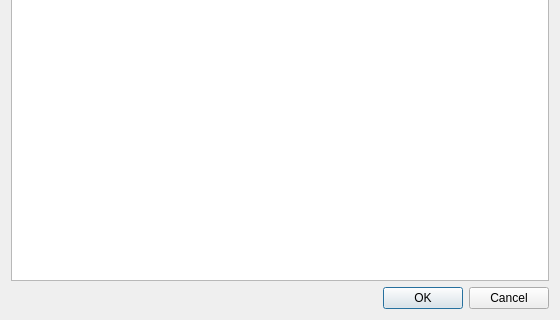
The window that editor/leavebehind.ui (malcyon/wish) describes before a commit, drawn with Qt 5; both pictures show x 0 to 560 and y 200 to 520 of the 560 by 520 pixel window.
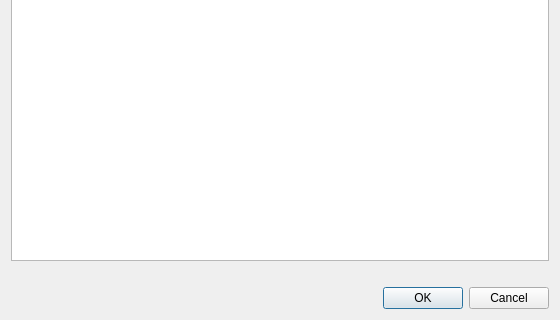
The same window after the commit.

Diff of the .ui file:
```diff
--- a/editor/leavebehind.ui
+++ b/editor/leavebehind.ui
@@ -13,7 +13,7 @@
   <property name="windowTitle">
    <string></string>
   </property>
-  <layout class="QVBoxLayout" name="outer_layout" stretch="0,0,1,0">
+  <layout class="QVBoxLayout" name="outer_layout" stretch="0,0,1,0,0">
    <item>
     <widget class="QLabel" name="heading_label">
      <property name="font">
@@ -81,6 +81,16 @@
      </column>
     </widget>
    </item>
+   <item>
+    <widget class="QLabel" name="remaining_label">
+     <property name="text">
+      <string></string>
+     </property>
+     <property name="alignment">
+      <set>Qt::AlignmentFlag::AlignRight|Qt::AlignmentFlag::AlignVCenter</set>
+     </property>
+    </widget>
+   </item>
    <item>
     <widget class="QDialogButtonBox" name="buttons">
      <property name="standardButtons">
```
